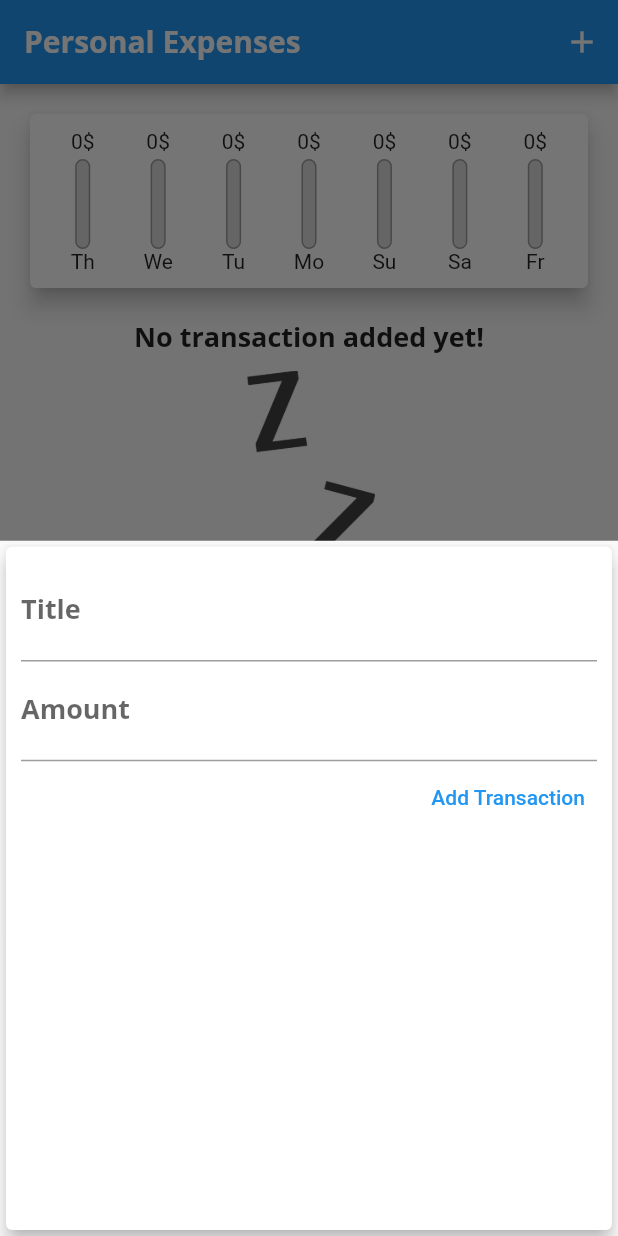
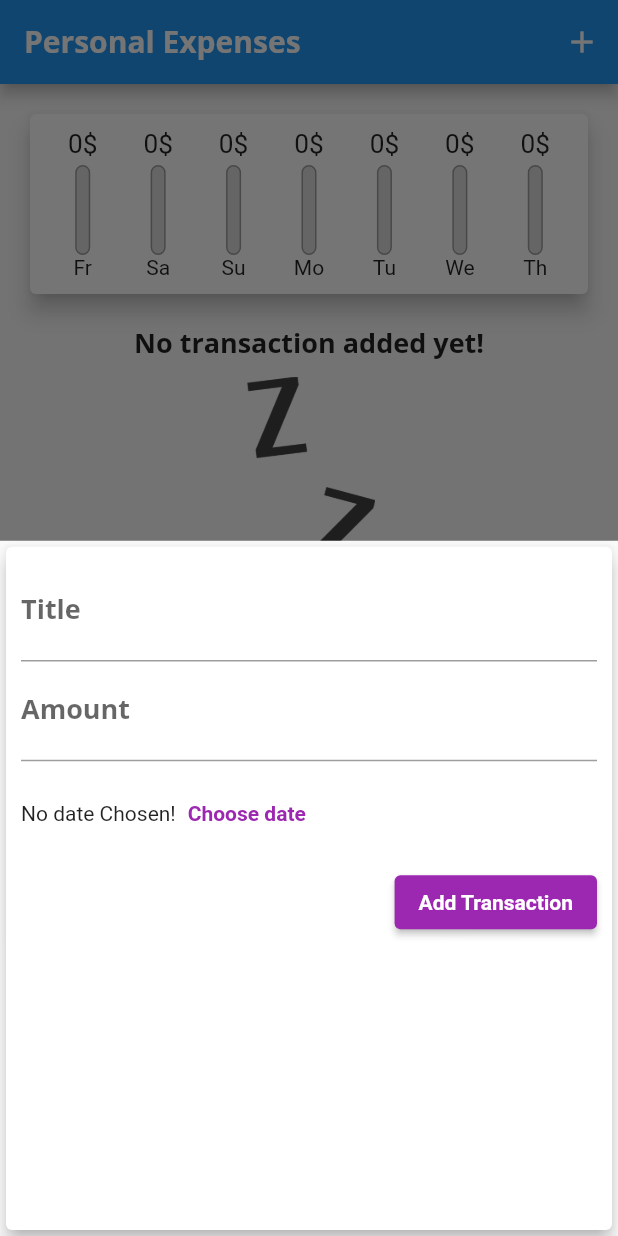
Before and after one commit to epeter95/flutter_first_app, a Flutter app: the screen it shows after launch, after a tap on the "add" icon, on a phone screen of 412 x 824 dp. Run offline on Flutter 3.47's test engine with Material 2 defaults, Android fonts, the phone set to English and light mode, and no system bars; missing offline and left inert: dart:ffi.

Commit message:
module 4 done to lesson 42

```diff
--- a/expense_planner/lib/main.dart
+++ b/expense_planner/lib/main.dart
@@ -28,6 +28,10 @@ class MyApp extends StatelessWidget {
                 fontWeight: FontWeight.bold,
               ),
             ),
+        // buttonTheme: const ButtonThemeData(
+        //   buttonColor: Colors.purple,
+        //   textTheme: ButtonTextTheme.primary,
+        // ),
         appBarTheme: const AppBarTheme(
           titleTextStyle: TextStyle(
             fontFamily: 'OpenSans',
--- a/expense_planner/lib/widgets/chart.dart
+++ b/expense_planner/lib/widgets/chart.dart
@@ -25,7 +25,7 @@ class Chart extends StatelessWidget {
         'day': DateFormat.E().format(weekDay).substring(0, 2),
         'amount': totalSum,
       };
-    });
+    }).reversed.toList();
   }
 
   Chart(this.recentTransactions);
--- a/expense_planner/lib/widgets/chart_bar.dart
+++ b/expense_planner/lib/widgets/chart_bar.dart
@@ -16,8 +16,11 @@ class ChartBar extends StatelessWidget {
   Widget build(BuildContext context) {
     return Column(
       children: [
-        FittedBox(
-          child: Text('${spendingAmount.toStringAsFixed(0)}\$'),
+        Container(
+          height: 20,
+          child: FittedBox(
+            child: Text('${spendingAmount.toStringAsFixed(0)}\$'),
+          ),
         ),
         const SizedBox(height: 4),
         SizedBox(
@@ -27,7 +30,7 @@ class ChartBar extends StatelessWidget {
               height: 60,
               decoration: BoxDecoration(
                 border: Border.all(color: Colors.grey, width: 1.0),
-                color: Color.fromRGBO(220, 220, 220, 1),
+                color: const Color.fromRGBO(220, 220, 220, 1),
                 borderRadius: BorderRadius.circular(10),
               ),
               child: FractionallySizedBox(
--- a/expense_planner/lib/widgets/new_transaction.dart
+++ b/expense_planner/lib/widgets/new_transaction.dart
@@ -52,9 +52,35 @@ class _NewTransactionState extends State<NewTransaction> {
               //   amountInput = value;
               // },
             ),
-            TextButton(
+            Container(
+              height: 70,
+              child: Row(
+                children: [
+                  const Text('No date Chosen!'),
+                  TextButton(
+                    onPressed: null,
+                    child: Text(
+                      'Choose date',
+                      style: TextStyle(
+                        fontWeight: FontWeight.bold,
+                        color: Theme.of(context).primaryColor,
+                      ),
+                    ),
+                  )
+                ],
+              ),
+            ),
+            ElevatedButton(
               onPressed: () => submitData(),
-              child: const Text('Add Transaction'),
+              style: ElevatedButton.styleFrom(
+                backgroundColor: Theme.of(context).primaryColor,
+              ),
+              child: const Text(
+                'Add Transaction',
+                style: TextStyle(
+                  fontWeight: FontWeight.bold,
+                ),
+              ),
             )
           ],
         ),
```
Also changed, not shown: expense_planner/lib/widgets/transaction_list.dart (+55 -33 lines).
